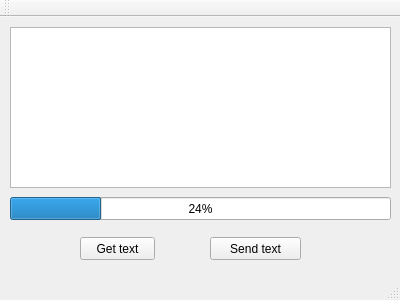
This is RestExample/window.ui in CaptEmulation/qcloud as Qt 5 draws it before an edit. The edited form follows.
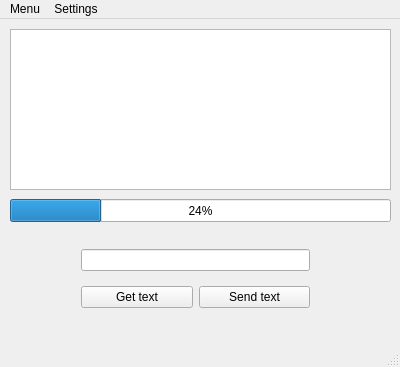
This is the edited form.

Commit message: added a settings menu, next up the parsing of directory listings

The edit to the form file:
```diff
--- a/RestExample/window.ui
+++ b/RestExample/window.ui
@@ -7,26 +7,13 @@
     <x>0</x>
     <y>0</y>
     <width>400</width>
-    <height>300</height>
+    <height>367</height>
    </rect>
   </property>
   <property name="windowTitle">
    <string>Amazon S3 handler</string>
   </property>
   <widget class="QWidget" name="centralWidget">
-   <widget class="QPushButton" name="button">
-    <property name="geometry">
-     <rect>
-      <x>80</x>
-      <y>220</y>
-      <width>75</width>
-      <height>23</height>
-     </rect>
-    </property>
-    <property name="text">
-     <string>Get text</string>
-    </property>
-   </widget>
    <widget class="QTextEdit" name="textBox">
     <property name="geometry">
      <rect>
@@ -50,18 +37,34 @@
      <number>24</number>
     </property>
    </widget>
-   <widget class="QPushButton" name="sendButton">
+   <widget class="QWidget" name="">
     <property name="geometry">
      <rect>
-      <x>210</x>
-      <y>220</y>
-      <width>91</width>
-      <height>23</height>
+      <x>70</x>
+      <y>210</y>
+      <width>251</width>
+      <height>101</height>
      </rect>
     </property>
-    <property name="text">
-     <string>Send text</string>
-    </property>
+    <layout class="QGridLayout" name="gridLayout">
+     <item row="0" column="0" colspan="2">
+      <widget class="QLineEdit" name="commandBox"/>
+     </item>
+     <item row="1" column="0">
+      <widget class="QPushButton" name="button">
+       <property name="text">
+        <string>Get text</string>
+       </property>
+      </widget>
+     </item>
+     <item row="1" column="1">
+      <widget class="QPushButton" name="sendButton">
+       <property name="text">
+        <string>Send text</string>
+       </property>
+      </widget>
+     </item>
+    </layout>
    </widget>
   </widget>
   <widget class="QMenuBar" name="menuBar">
@@ -73,14 +76,20 @@
      <height>21</height>
     </rect>
    </property>
-  </widget>
-  <widget class="QToolBar" name="mainToolBar">
-   <attribute name="toolBarArea">
-    <enum>TopToolBarArea</enum>
-   </attribute>
-   <attribute name="toolBarBreak">
-    <bool>false</bool>
-   </attribute>
+   <widget class="QMenu" name="menuMenu">
+    <property name="title">
+     <string>Menu</string>
+    </property>
+    <addaction name="actionClose"/>
+   </widget>
+   <widget class="QMenu" name="menuSettings">
+    <property name="title">
+     <string>Settings</string>
+    </property>
+    <addaction name="actionPreferences"/>
+   </widget>
+   <addaction name="menuMenu"/>
+   <addaction name="menuSettings"/>
   </widget>
   <widget class="QStatusBar" name="statusBar"/>
  </widget>
```
Left out of the diff: 29 changed lines with no effect on the pictures. The commit also changes 10 other files.
